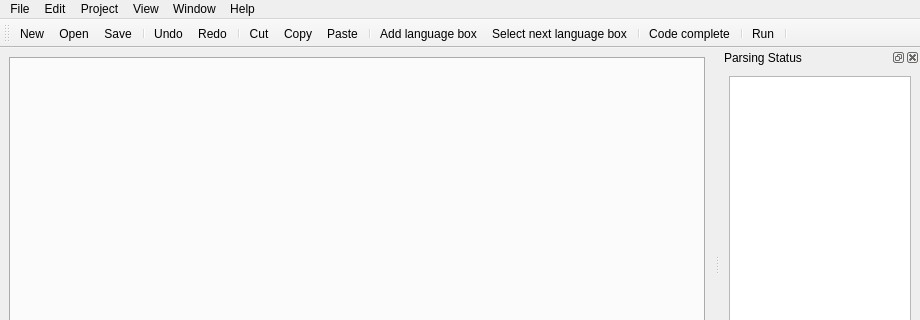
Qt form lib/eco/gui/gui.ui (softdevteam/eco) before a commit; both pictures show x 0 to 920 and y 0 to 320 of the 920 by 737 pixel window.
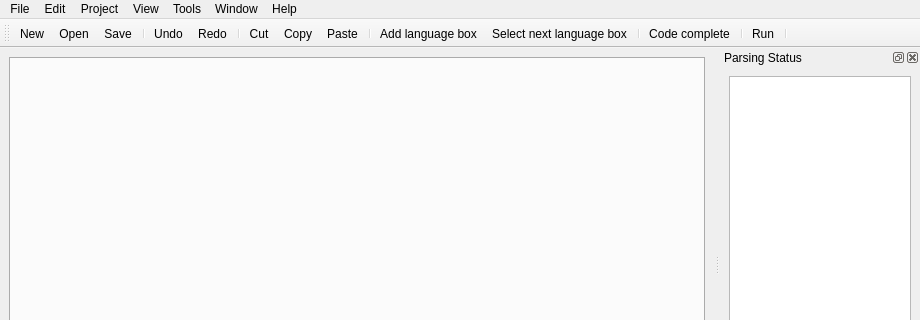
The same form after that commit. Icons and pictures are not drawn.

Commit message: Basic architecture for plugin API. Plugins can be loaded automatically and (de-)activated. The 'Tools' menu is constructed at run-time.

Patch:
```diff
--- a/lib/eco/gui/gui.ui
+++ b/lib/eco/gui/gui.ui
@@ -127,10 +127,16 @@
      <string>Window</string>
     </property>
    </widget>
+   <widget class="QMenu" name="menuTool_plugins">
+    <property name="title">
+     <string>Tools</string>
+    </property>
+   </widget>
    <addaction name="menuFile"/>
    <addaction name="menuEdit"/>
    <addaction name="menuPoject"/>
    <addaction name="menuView"/>
+   <addaction name="menuTool_plugins"/>
    <addaction name="menuWindow"/>
    <addaction name="menuInfo"/>
   </widget>
```
The commit also changes 4 other files.
